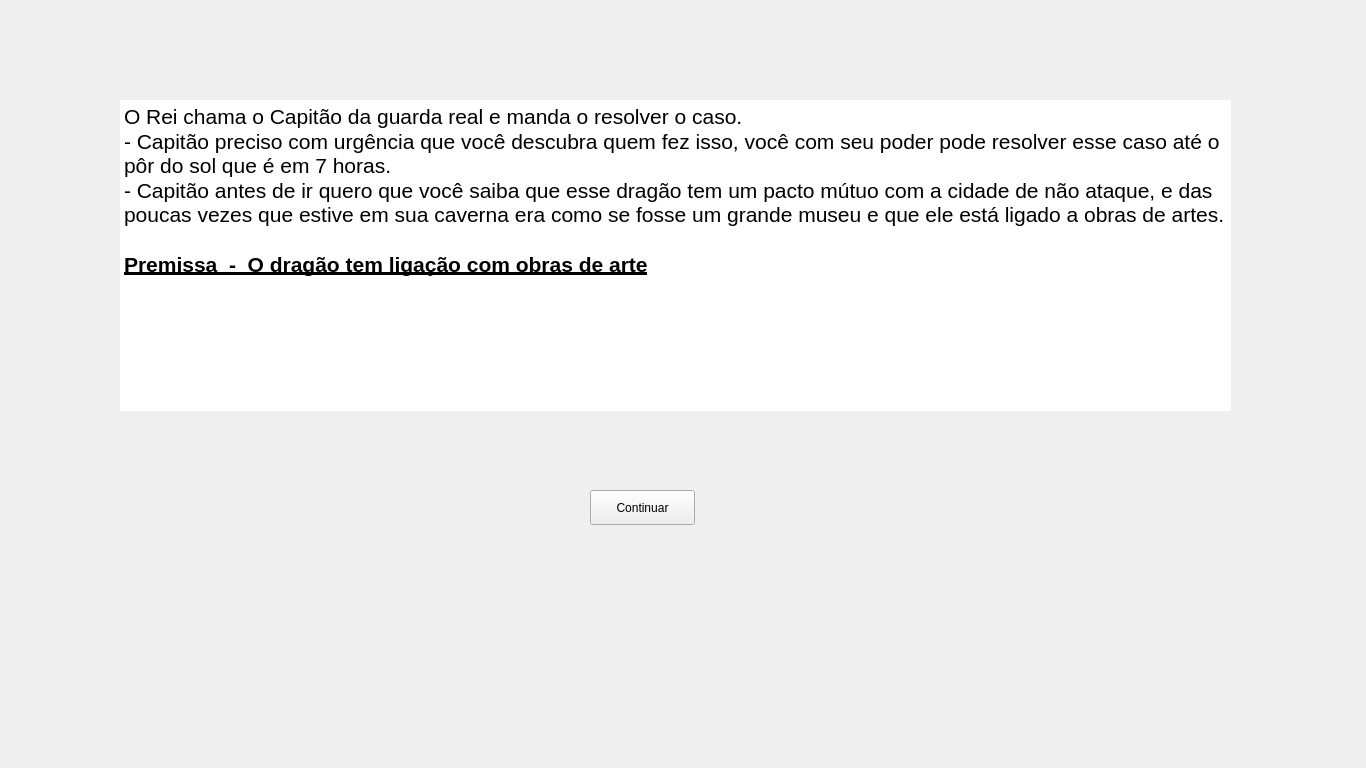
Old version of the form ui/thirdwindow.ui in the repository eriklemy/Detetive.
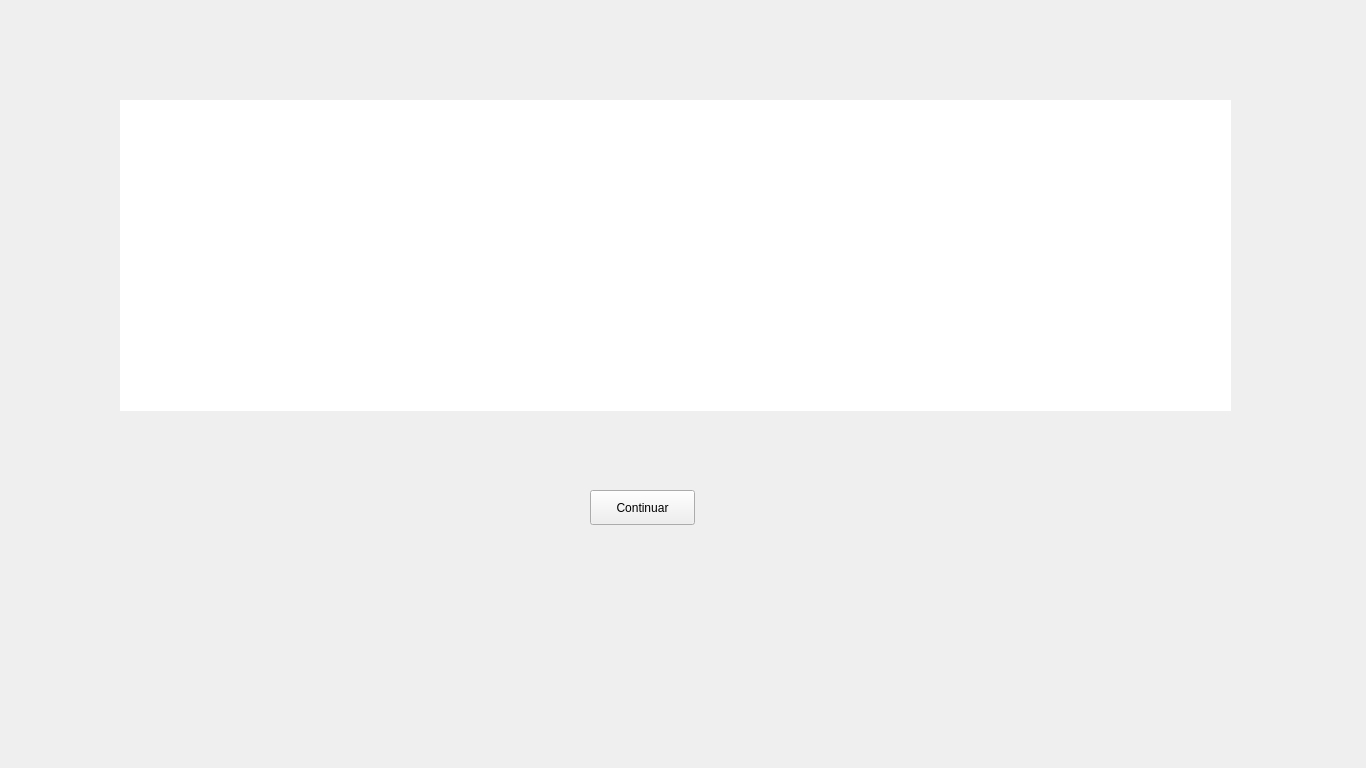
New version of the form.

The edit to the form file:
```diff
--- a/ui/thirdwindow.ui
+++ b/ui/thirdwindow.ui
@@ -75,11 +75,11 @@
 &lt;html&gt;&lt;head&gt;&lt;meta name=&quot;qrichtext&quot; content=&quot;1&quot; /&gt;&lt;meta charset=&quot;utf-8&quot; /&gt;&lt;style type=&quot;text/css&quot;&gt;
 p, li { white-space: pre-wrap; }
 &lt;/style&gt;&lt;/head&gt;&lt;body style=&quot; font-family:'Segoe UI'; font-size:9pt; font-weight:400; font-style:normal;&quot;&gt;
-&lt;p style=&quot; margin-top:0px; margin-bottom:0px; margin-left:0px; margin-right:0px; -qt-block-indent:0; text-indent:0px;&quot;&gt;&lt;span style=&quot; font-size:16pt;&quot;&gt;O Rei chama o Capitão da guarda real e manda o resolver o caso.&lt;/span&gt;&lt;/p&gt;
-&lt;p style=&quot; margin-top:0px; margin-bottom:0px; margin-left:0px; margin-right:0px; -qt-block-indent:0; text-indent:0px;&quot;&gt;&lt;span style=&quot; font-size:16pt;&quot;&gt;- Capitão preciso com urgência que você descubra quem fez isso, você com seu poder pode resolver esse caso até o pôr do sol que é em 7 horas.&lt;/span&gt;&lt;/p&gt;
-&lt;p style=&quot; margin-top:0px; margin-bottom:0px; margin-left:0px; margin-right:0px; -qt-block-indent:0; text-indent:0px;&quot;&gt;&lt;span style=&quot; font-size:16pt;&quot;&gt;- Capitão antes de ir quero que você saiba que esse dragão tem um pacto mútuo com a cidade de não ataque, e das poucas vezes que estive em sua caverna era como se fosse um grande museu e que ele está ligado a obras de artes.&lt;/span&gt;&lt;/p&gt;
-&lt;p style=&quot;-qt-paragraph-type:empty; margin-top:0px; margin-bottom:0px; margin-left:0px; margin-right:0px; -qt-block-indent:0; text-indent:0px; font-size:16pt;&quot;&gt;&lt;br /&gt;&lt;/p&gt;
-&lt;p style=&quot; margin-top:0px; margin-bottom:0px; margin-left:0px; margin-right:0px; -qt-block-indent:0; text-indent:0px;&quot;&gt;&lt;span style=&quot; font-size:16pt; font-weight:700; text-decoration: underline;&quot;&gt;Premissa  -  O dragão tem ligação com obras de arte&lt;/span&gt;&lt;/p&gt;&lt;/body&gt;&lt;/html&gt;</string>
+&lt;p style=&quot; margin-top:0px; margin-bottom:0px; margin-left:0px; margin-right:0px; -qt-block-indent:0; text-indent:0px;&quot;&gt;&lt;span style=&quot; font-size:16pt; color:#ffffff;&quot;&gt;O Rei chama o Capitão da guarda real e manda o resolver o caso.&lt;/span&gt;&lt;/p&gt;
+&lt;p style=&quot; margin-top:0px; margin-bottom:0px; margin-left:0px; margin-right:0px; -qt-block-indent:0; text-indent:0px;&quot;&gt;&lt;span style=&quot; font-size:16pt; color:#ffffff;&quot;&gt;- Capitão preciso com urgência que você descubra quem fez isso, você com seu poder pode resolver esse caso até o pôr do sol que é em 7 horas.&lt;/span&gt;&lt;/p&gt;
+&lt;p style=&quot; margin-top:0px; margin-bottom:0px; margin-left:0px; margin-right:0px; -qt-block-indent:0; text-indent:0px;&quot;&gt;&lt;span style=&quot; font-size:16pt; color:#ffffff;&quot;&gt;- Capitão antes de ir quero que você saiba que esse dragão tem um pacto mútuo com a cidade de não ataque, e das poucas vezes que estive em sua caverna era como se fosse um grande museu e que ele está ligado a obras de artes.&lt;/span&gt;&lt;/p&gt;
+&lt;p style=&quot;-qt-paragraph-type:empty; margin-top:0px; margin-bottom:0px; margin-left:0px; margin-right:0px; -qt-block-indent:0; text-indent:0px; font-size:16pt; color:#ffffff;&quot;&gt;&lt;br /&gt;&lt;/p&gt;
+&lt;p style=&quot; margin-top:0px; margin-bottom:0px; margin-left:0px; margin-right:0px; -qt-block-indent:0; text-indent:0px;&quot;&gt;&lt;span style=&quot; font-size:16pt; font-weight:700; text-decoration: underline; color:#ffffff;&quot;&gt;Premissa  -  O dragão tem ligação com obras de arte&lt;/span&gt;&lt;/p&gt;&lt;/body&gt;&lt;/html&gt;</string>
     </property>
    </widget>
    <zorder>label</zorder>
```
